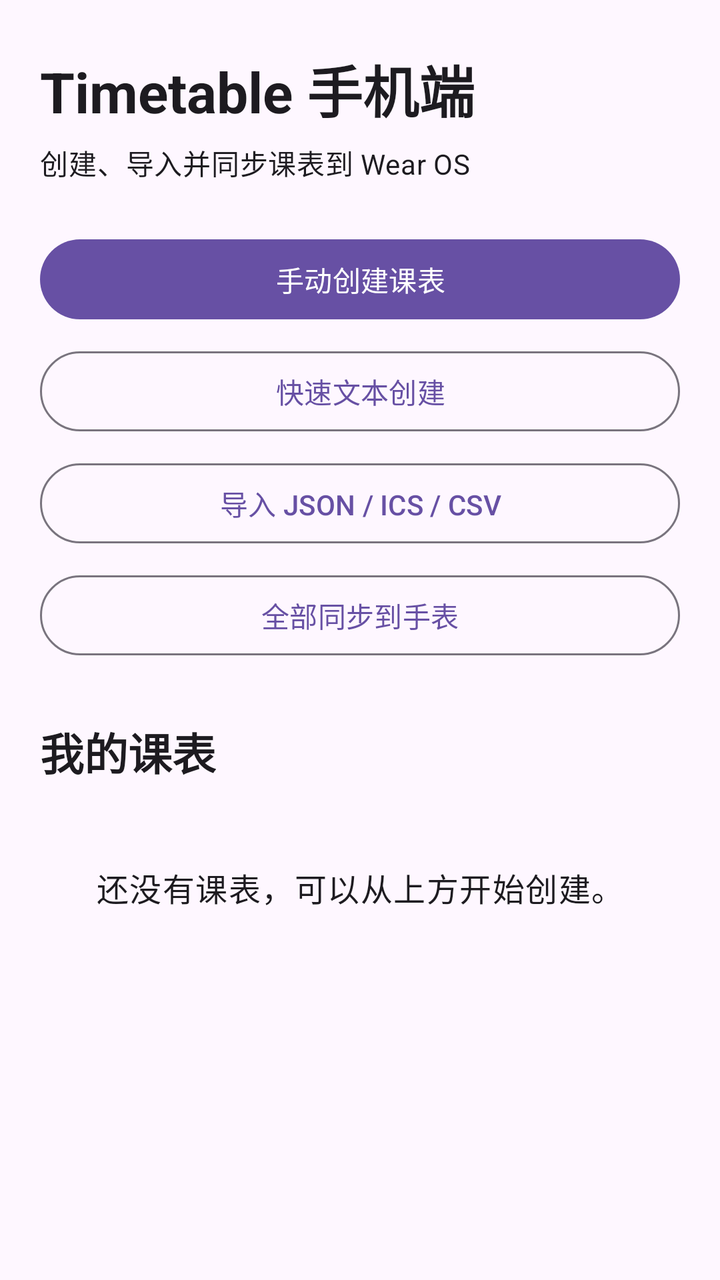
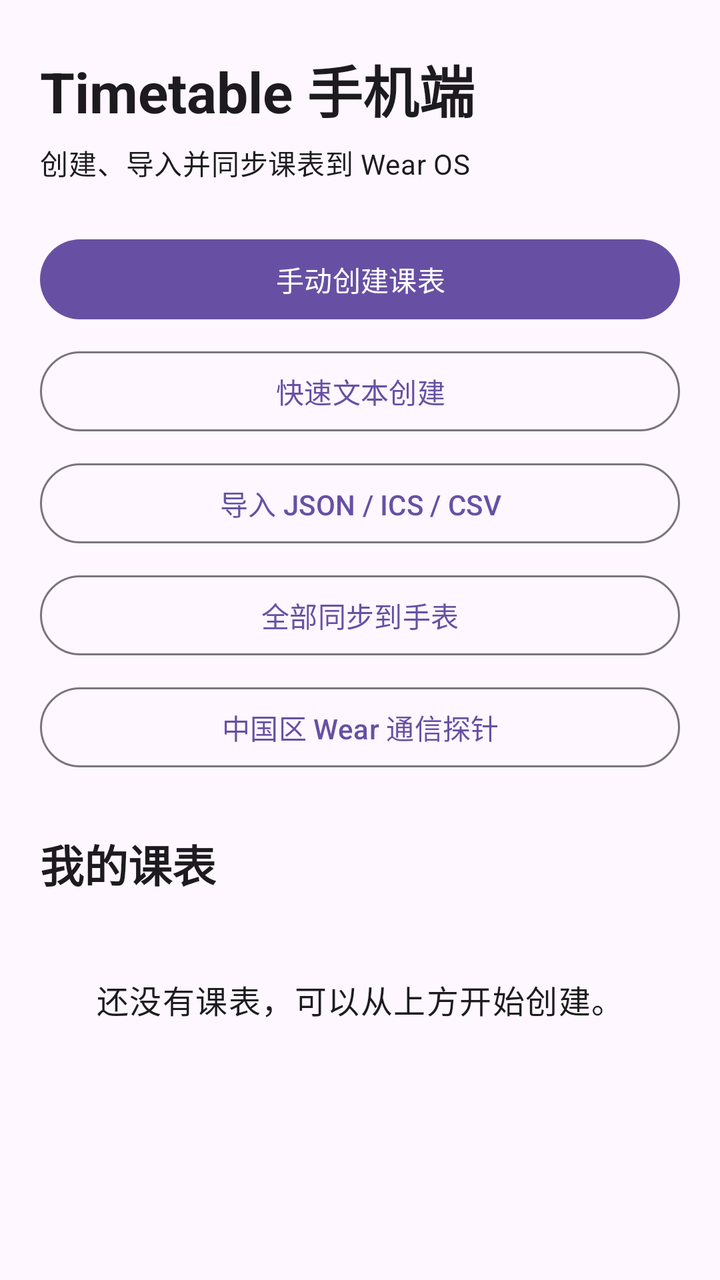

Two renders of the same Android screen: before a commit and after it. Below are the layout's source before the change and the commit's diff.
<!-- AndroidManifest.xml: application theme Theme.Timetable -->
<!-- res/layout/activity_main.xml -->
<?xml version="1.0" encoding="utf-8"?>
<androidx.core.widget.NestedScrollView xmlns:android="http://schemas.android.com/apk/res/android"
    xmlns:tools="http://schemas.android.com/tools"
    android:id="@+id/main"
    android:layout_width="match_parent"
    android:layout_height="match_parent"
    android:fillViewport="true"
    tools:context=".MainActivity">

    <LinearLayout
        android:layout_width="match_parent"
        android:layout_height="wrap_content"
        android:orientation="vertical"
        android:paddingStart="20dp"
        android:paddingTop="24dp"
        android:paddingEnd="20dp"
        android:paddingBottom="32dp">

        <TextView
            android:layout_width="wrap_content"
            android:layout_height="wrap_content"
            android:text="@string/mobile_title"
            android:textAppearance="?attr/textAppearanceHeadlineMedium"
            android:textStyle="bold" />

        <TextView
            android:layout_width="wrap_content"
            android:layout_height="wrap_content"
            android:layout_marginTop="6dp"
            android:text="@string/mobile_subtitle"
            android:textAppearance="?attr/textAppearanceBodyMedium" />

        <com.google.android.material.button.MaterialButton
            android:id="@+id/buttonManualCreate"
            android:layout_width="match_parent"
            android:layout_height="wrap_content"
            android:layout_marginTop="24dp"
            android:text="@string/manual_create" />

        <com.google.android.material.button.MaterialButton
            android:id="@+id/buttonQuickCreate"
            style="@style/Widget.Material3.Button.OutlinedButton"
            android:layout_width="match_parent"
            android:layout_height="wrap_content"
            android:layout_marginTop="8dp"
            android:text="@string/quick_create" />

        <com.google.android.material.button.MaterialButton
            android:id="@+id/buttonImport"
            style="@style/Widget.Material3.Button.OutlinedButton"
            android:layout_width="match_parent"
            android:layout_height="wrap_content"
            android:layout_marginTop="8dp"
            android:text="@string/import_file" />

        <com.google.android.material.button.MaterialButton
            android:id="@+id/buttonSyncAll"
            style="@style/Widget.Material3.Button.OutlinedButton"
            android:layout_width="match_parent"
            android:layout_height="wrap_content"
            android:layout_marginTop="8dp"
            android:text="@string/sync_all_to_watch" />

        <TextView
            android:layout_width="wrap_content"
            android:layout_height="wrap_content"
            android:layout_marginTop="28dp"
            android:text="@string/my_timetables"
            android:textAppearance="?attr/textAppearanceTitleLarge"
            android:textStyle="bold" />

        <TextView
            android:id="@+id/emptyText"
            android:layout_width="match_parent"
            android:layout_height="wrap_content"
            android:layout_marginTop="16dp"
            android:gravity="center"
            android:padding="24dp"
            android:text="@string/no_timetables"
            android:textAppearance="?attr/textAppearanceBodyLarge" />

        <LinearLayout
            android:id="@+id/timetableContainer"
            android:layout_width="match_parent"
            android:layout_height="wrap_content"
            android:layout_marginTop="8dp"
            android:orientation="vertical" />

    </LinearLayout>
</androidx.core.widget.NestedScrollView>
<!-- resources referenced by this layout -->
<resources>
  <string name="import_file">导入 JSON / ICS / CSV</string>
  <string name="manual_create">手动创建课表</string>
  <string name="mobile_subtitle">创建、导入并同步课表到 Wear OS</string>
  <string name="mobile_title">Timetable 手机端</string>
  <string name="my_timetables">我的课表</string>
  <string name="no_timetables">还没有课表，可以从上方开始创建。</string>
  <string name="quick_create">快速文本创建</string>
  <string name="sync_all_to_watch">全部同步到手表</string>
  <style name="Theme.Timetable" parent="Base.Theme.Timetable" />
  <style name="Base.Theme.Timetable" parent="Theme.Material3.DayNight.NoActionBar">
          
          
      </style>
</resources>

<!-- the commit's change to res/layout/activity_main.xml (unified diff, before → after) -->
@@ -61,6 +61,14 @@
             android:layout_marginTop="8dp"
             android:text="@string/sync_all_to_watch" />
 
+        <com.google.android.material.button.MaterialButton
+            android:id="@+id/buttonWearProbe"
+            style="@style/Widget.Material3.Button.OutlinedButton"
+            android:layout_width="match_parent"
+            android:layout_height="wrap_content"
+            android:layout_marginTop="8dp"
+            android:text="中国区 Wear 通信探针" />
+
         <TextView
             android:layout_width="wrap_content"
             android:layout_height="wrap_content"
